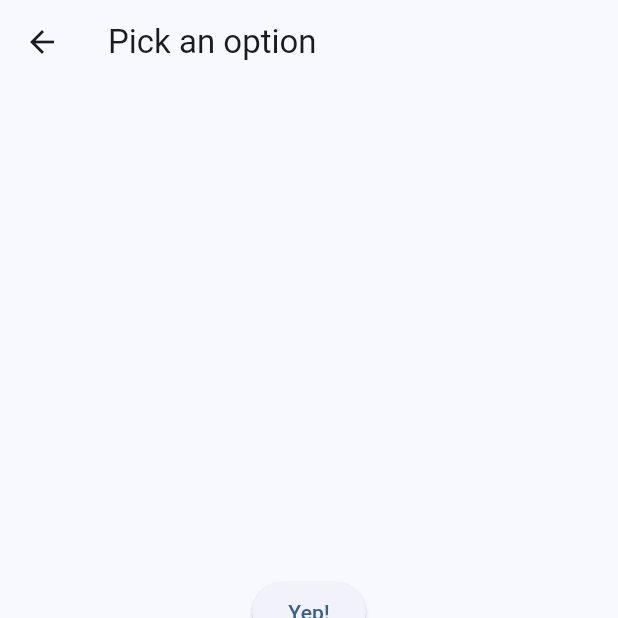
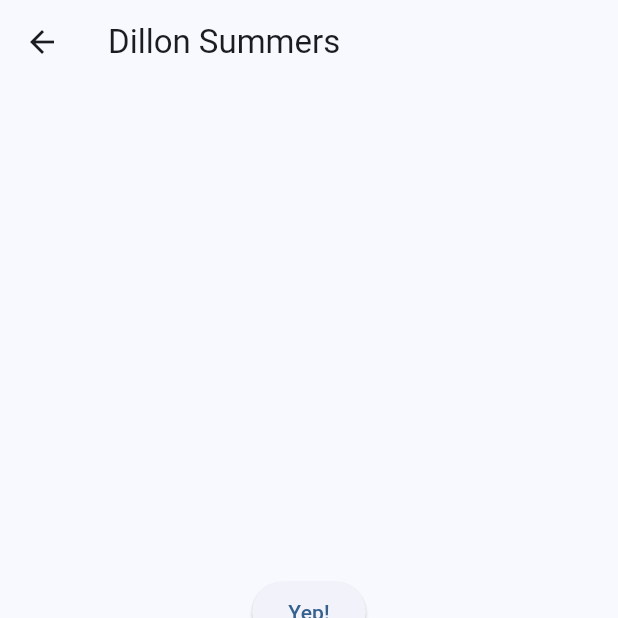
Before and after one commit to DillonSummers/flutter_application_17, a Flutter app: the SelectionScreen screen opened directly, on a phone screen of 412 x 824 dp, the top half of it. Run offline on Flutter 3.47's test engine with Material 3 defaults, Android fonts, the phone set to English and light mode, and no system bars.

Commit message:
Update4 main.dart

```diff
--- a/lib/main.dart
+++ b/lib/main.dart
@@ -65,7 +65,7 @@ class SelectionScreen extends StatelessWidget {
   Widget build(BuildContext context) {
     return Scaffold(
       appBar: AppBar(
-        title: const Text('Pick an option'),
+        title: const Text('Dillon Summers'),
       ),
       body: Center(
         child: Column(
```
